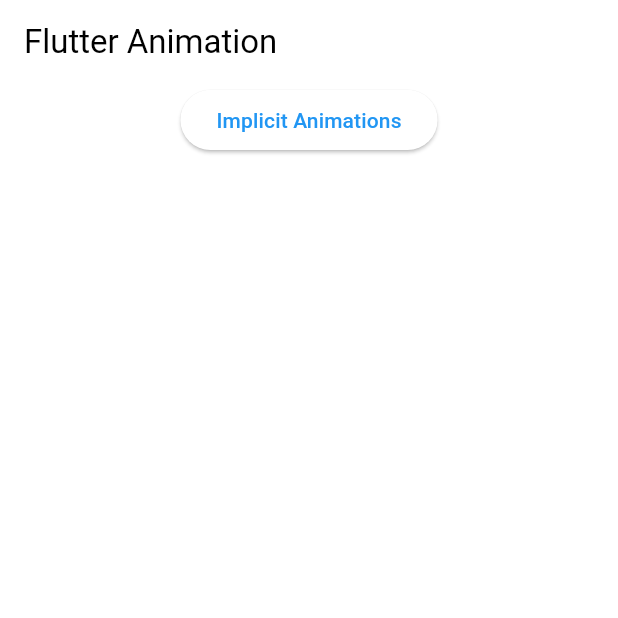
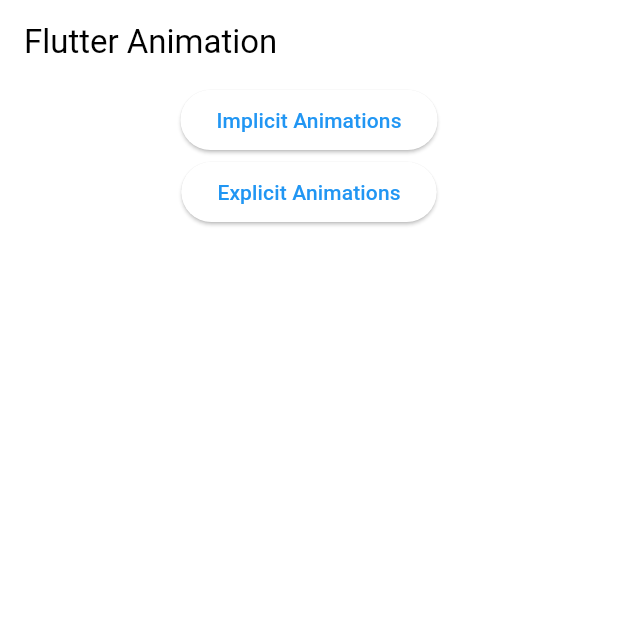
Before and after one commit to lips85/hary_animation, a Flutter app: the screen it shows after launch, on a phone screen of 412 x 824 dp, the top half of it. Run offline on Flutter 3.47's test engine with Material 3 defaults, Android fonts, the phone set to English and light mode, and no system bars.

Commit message:
2번째 과제 미리 준비!

```diff
--- a/lib/features/00_menu_screen.dart/menu_screen.dart
+++ b/lib/features/00_menu_screen.dart/menu_screen.dart
@@ -1,5 +1,6 @@
 import 'package:flutter/material.dart';
 import 'package:hary_animation/features/01_implicit_animations/implicit_animations_screen.dart';
+import 'package:hary_animation/features/02_explicit_animation/explicit_animation_screen.dart';
 
 class MenuScreen extends StatelessWidget {
   const MenuScreen({super.key});
@@ -28,6 +29,13 @@
               child: const Text(
                 "Implicit Animations",
               ),
+            ),
+            ElevatedButton(
+              onPressed: () =>
+                  _goToPage(context, const ExplicitAnimationScreen()),
+              child: const Text(
+                "Explicit Animations",
+              ),
             )
           ],
         ),
```
Also changed, not shown: lib/features/02_explicit_animation/explicit_animation_screen.dart (added, +22 -0 lines).
